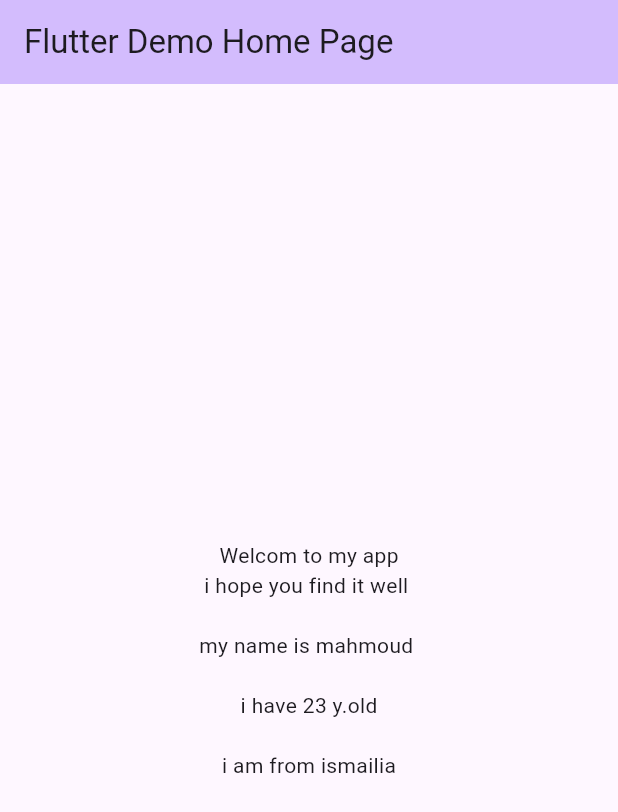
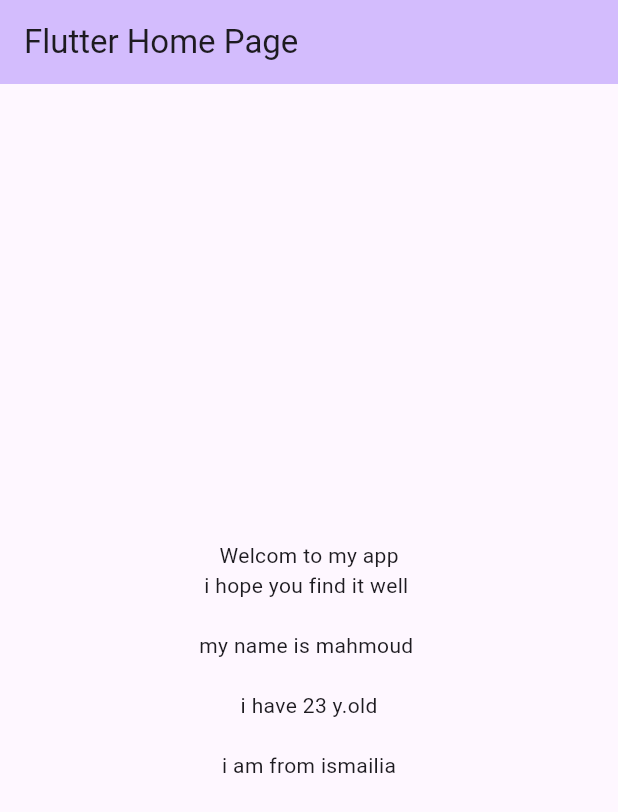
Before and after one commit to modyelgen/app_1, a Flutter app: the screen it shows after launch, on a phone screen of 412 x 824 dp. Shown: the top 812 px of the screen. Run offline on Flutter 3.47's test engine with Material 3 defaults, Android fonts, the phone set to English and light mode, and no system bars.

Commit message:
Update main.dart

```diff
--- a/lib/main.dart
+++ b/lib/main.dart
@@ -18,7 +18,7 @@ class MyApp extends StatelessWidget {
         colorScheme: ColorScheme.fromSeed(seedColor: Colors.deepPurple),
         useMaterial3: true,
       ),
-      home: const MyHomePage(title: 'Flutter Demo Home Page'),
+      home: const MyHomePage(title: 'Flutter Home Page'),
     );
   }
 }
```
